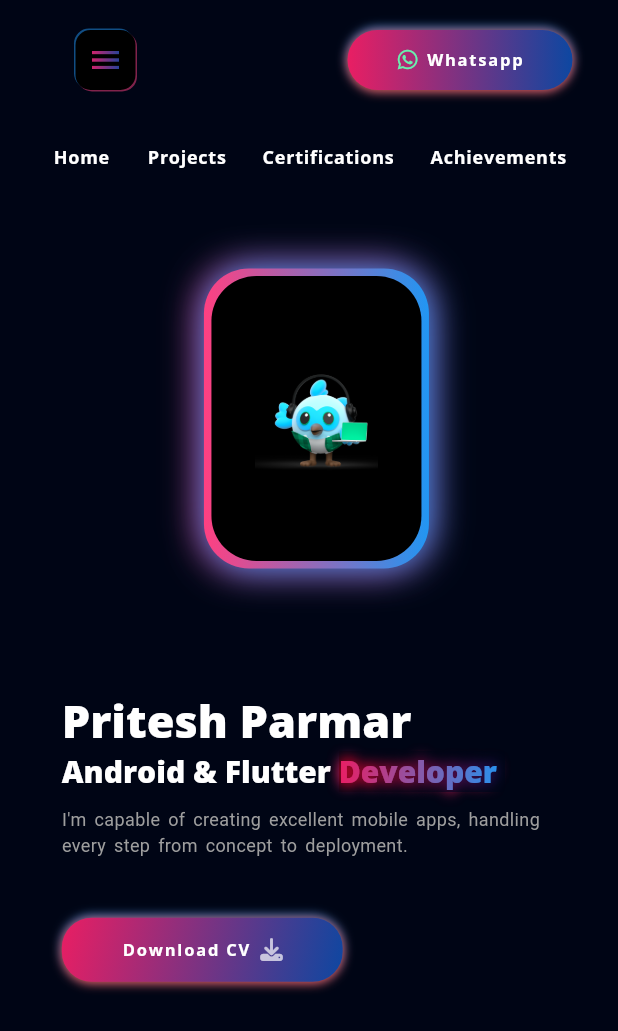
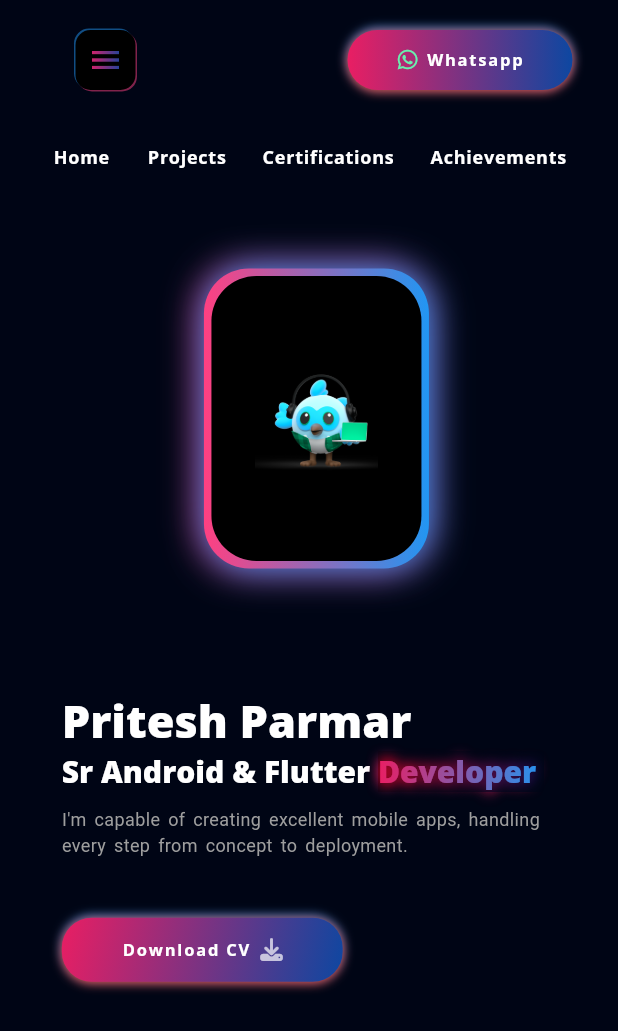
Before and after one commit to priteshparmar75/Pritesh-Portfolio, a Flutter app: the screen it shows after launch, on a phone screen of 412 x 824 dp. Shown: the top 1031 px of the screen. Run offline on Flutter 3.47's test engine with Material 3 defaults, Android fonts, the phone set to English and light mode, and no system bars; our stand-ins replace flutter_svg, font_awesome_flutter, get, google_fonts, photo_view.

Commit message:
Minor Design Changes

```diff
--- a/lib/view/intro/components/combine_subtitle.dart
+++ b/lib/view/intro/components/combine_subtitle.dart
@@ -13,13 +13,13 @@ class CombineSubtitleText extends StatelessWidget {
       children: [
         const Responsive(
           desktop: AnimatedSubtitleText(
-              start: 30, end: 40, text: 'Android & Flutter '),
+              start: 30, end: 40, text: 'Sr Android & Flutter '),
           largeMobile: AnimatedSubtitleText(
-              start: 30, end: 25, text: 'Android & Flutter '),
+              start: 30, end: 25, text: 'Sr Android & Flutter '),
           mobile: AnimatedSubtitleText(
-              start: 25, end: 20, text: 'Android & Flutter '),
+              start: 25, end: 20, text: 'Sr Android & Flutter '),
           tablet: AnimatedSubtitleText(
-              start: 40, end: 30, text: 'Android & Flutter '),
+              start: 40, end: 30, text: 'Sr Android & Flutter '),
         ),
         (kIsWeb && Responsive.isLargeMobile(context)
             ? const Responsive(
```
